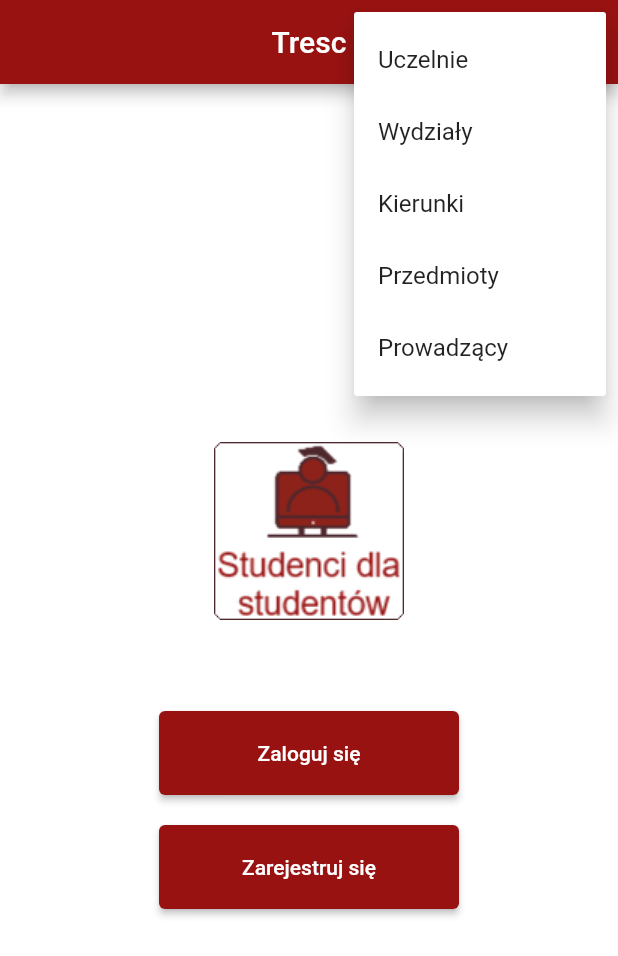
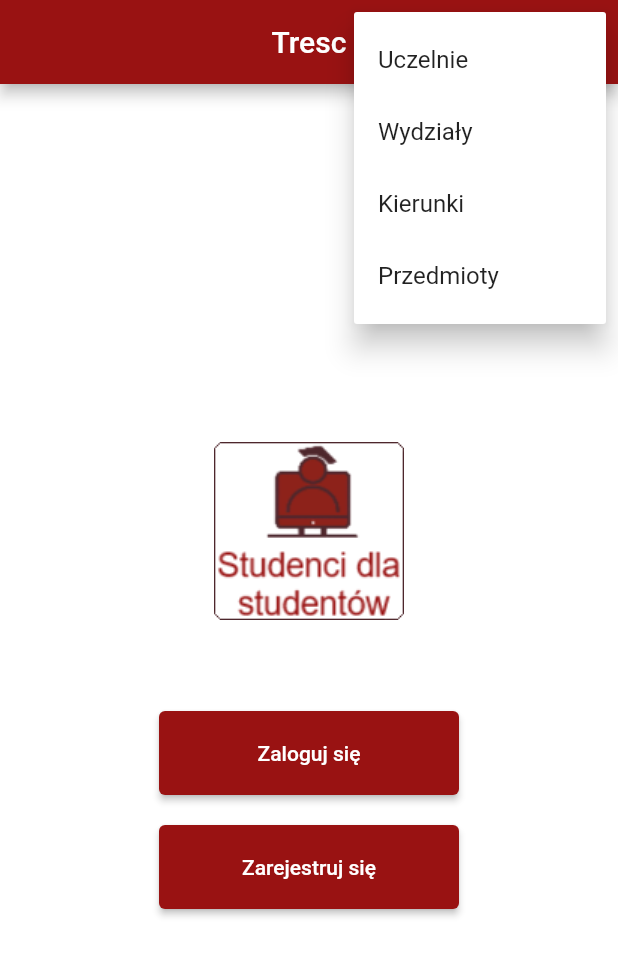
Before and after one commit to Asirxes/Dyplom, a Flutter app: the screen it shows after launch, after a tap on the "arrow drop down" icon, on a phone screen of 412 x 824 dp. Shown: the top 956 px of the screen. Run offline on Flutter 3.47's test engine with Material 2 defaults, Android fonts, the phone set to English and light mode, and no system bars; our stand-ins replace cloud_firestore, firebase_auth, firebase_core, flutter_rating_bar, fluttertoast; accounts and stored records are empty.

Commit message:
Usunięcie Prowadzący

```diff
--- a/lib/AppBar/AppBar1.dart
+++ b/lib/AppBar/AppBar1.dart
@@ -3,9 +3,6 @@ import 'package:dyplom/tresc_screen/Przedmioty.dart';
 import 'package:dyplom/tresc_screen/Uczelnie.dart';
 import 'package:dyplom/tresc_screen/tresc.dart';
 import 'package:flutter/material.dart';
-//import 'package:dyplom/glowny_screen/glowny_screen.dart';
-//import 'package:dyplom/tresc_screen/wydzial_not.dart';
-//import 'package:dyplom/ranking_screen/ranking_screen.dart';
 
 class AppBar10 extends StatefulWidget implements PreferredSizeWidget {
   @override
@@ -54,10 +51,10 @@ class _AppBar10State extends State<AppBar10> {
                   Navigator.push(context,
                       MaterialPageRoute(builder: (context) => Przedmioty()));
                   break;
-                case 'Prowadzący':
-                  Navigator.push(context,
-                      MaterialPageRoute(builder: (context) => Tresc1()));
-                  break;
+                // case 'Prowadzący':
+                //   Navigator.push(context,
+                //       MaterialPageRoute(builder: (context) => Tresc1()));
+                //   break;
               }
             },
             itemBuilder: (BuildContext context) => [
@@ -65,7 +62,7 @@ class _AppBar10State extends State<AppBar10> {
               'Wydziały',
               'Kierunki',
               'Przedmioty',
-              'Prowadzący',
+              //'Prowadzący',
             ].map((String category) {
               return PopupMenuItem<String>(
                 value: category,
```
